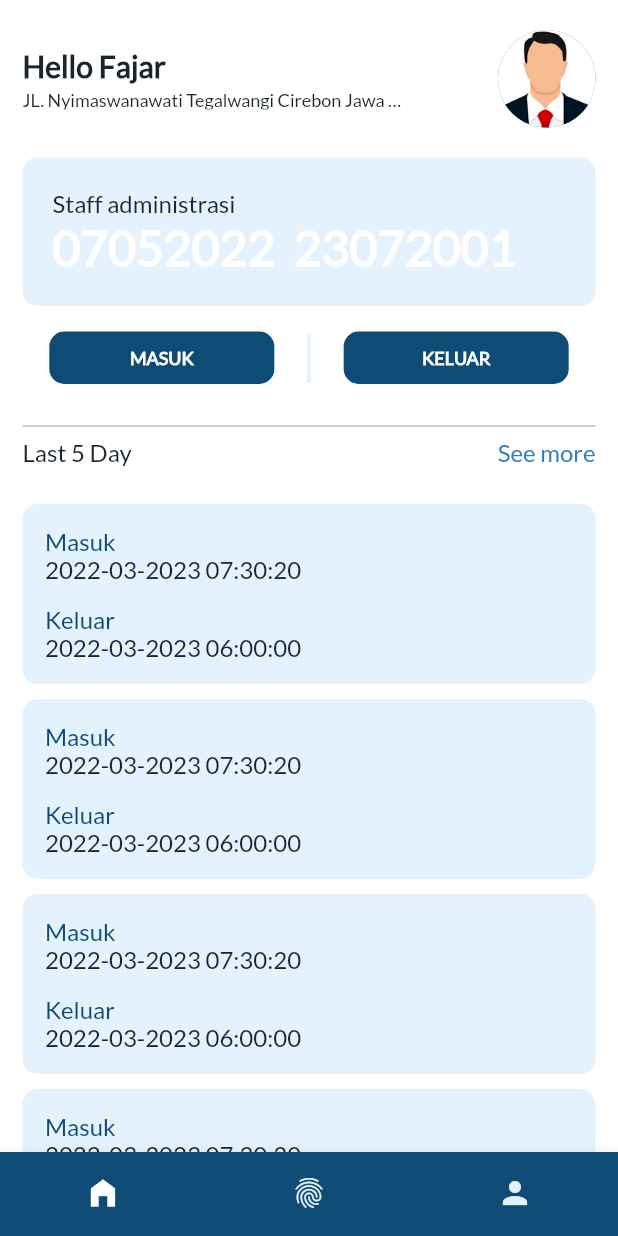
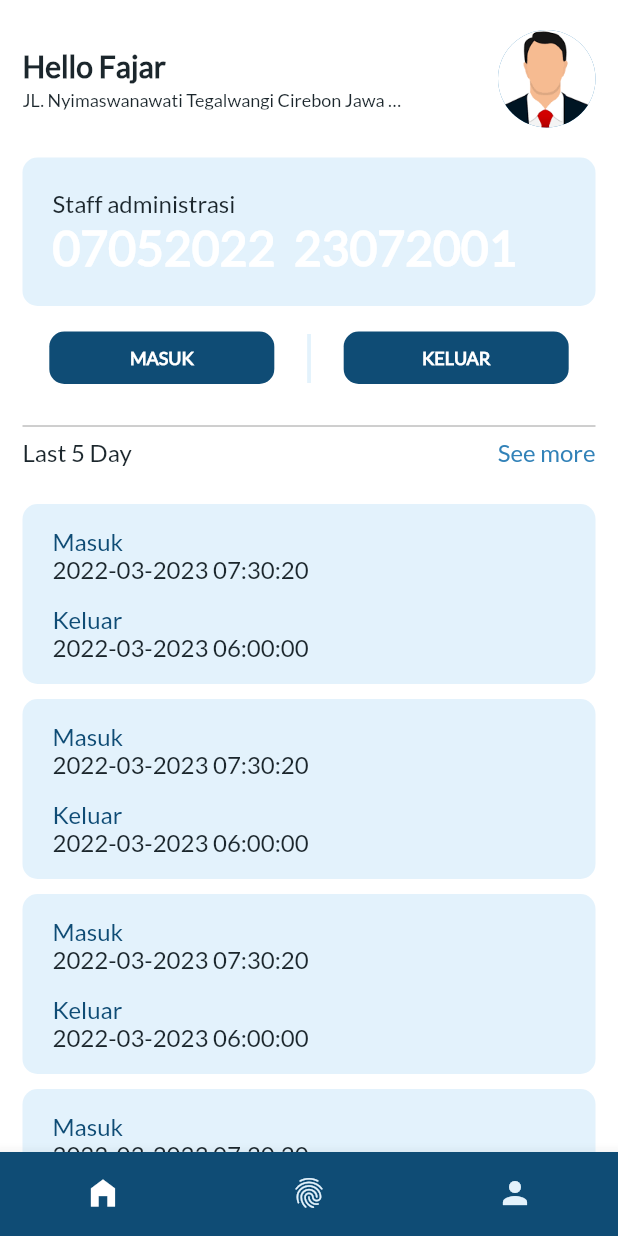
Before and after one commit to framadhan99/presence_app, a Flutter app: the screen it shows after launch, on a phone screen of 412 x 824 dp. Run offline on Flutter 3.47's test engine with Material 2 defaults, Android fonts, the light colour scheme and no system bars.

Commit message:
card general

```diff
--- a/lib/ui_features/pages/home/home_page.dart
+++ b/lib/ui_features/pages/home/home_page.dart
@@ -3,6 +3,7 @@ import 'package:presence_app/config/asset_colors.dart';
 import 'package:presence_app/config/asset_styles.dart';
 import 'package:presence_app/config/ui_helper.dart';
 import 'package:presence_app/ui_features/widgets/buttons/button_primary.dart';
+import 'package:presence_app/ui_features/widgets/cards/card_general.dart';
 import 'package:presence_app/ui_features/widgets/cards/card_presence.dart';
 import 'package:presence_app/ui_features/widgets/img/img_avatar.dart';
 
@@ -89,7 +90,7 @@ class HomePage extends StatelessWidget {
                 ),
               ),
               verticalSpace(20),
-              Divider(
+              const Divider(
                 color: Colors.grey,
               ),
               Container(
@@ -97,7 +98,7 @@ class HomePage extends StatelessWidget {
                 child: Row(
                   mainAxisAlignment: MainAxisAlignment.spaceBetween,
                   children: [
-                    Text(
+                    const Text(
                       'Last 5 Day',
                       style: AssetStyle.textPrimary,
                     ),
@@ -110,17 +111,11 @@ class HomePage extends StatelessWidget {
               ),
               ...[1, 2, 3, 4, 5].map(
                 (e) {
-                  return Container(
+                  return CardGeneral(
                       margin: const EdgeInsets.only(bottom: 10),
                       padding:
-                        const EdgeInsets.only(left: 15, top: 15, bottom: 15),
-                    height: 120,
-                    width: screenWidth(context),
-                    decoration: BoxDecoration(
-                      color: AssetColor.blueLight,
-                      borderRadius: BorderRadius.circular(10),
-                    ),
-                    child: Column(
+                          const EdgeInsets.only(left: 20, top: 15, bottom: 15),
+                      widget: Column(
                         crossAxisAlignment: CrossAxisAlignment.start,
                         children: [
                           Text(
@@ -151,8 +146,7 @@ class HomePage extends StatelessWidget {
                             ),
                           ),
                         ],
-                    ),
-                  );
+                      ));
                 },
               ).toList(),
             ],
--- /dev/null
+++ b/lib/ui_features/widgets/cards/card_general.dart
@@ -0,0 +1,33 @@
+import 'package:flutter/material.dart';
+import 'package:presence_app/config/asset_colors.dart';
+import 'package:presence_app/config/ui_helper.dart';
+
+class CardGeneral extends StatelessWidget {
+  const CardGeneral(
+      {super.key,
+      this.height,
+      this.width,
+      required this.widget,
+      this.margin,
+      this.padding});
+  final double? height;
+  final double? width;
+  final Widget widget;
+  final EdgeInsets? margin;
+  final EdgeInsets? padding;
+
+  @override
+  Widget build(BuildContext context) {
+    return Container(
+      height: height ?? 120,
+      width: width ?? screenWidth(context),
+      margin: margin,
+      padding: padding,
+      decoration: BoxDecoration(
+        color: AssetColor.blueLight,
+        borderRadius: BorderRadius.circular(10),
+      ),
+      child: widget,
+    );
+  }
+}
```
Lines whose indentation alone changed are shown as unchanged.
